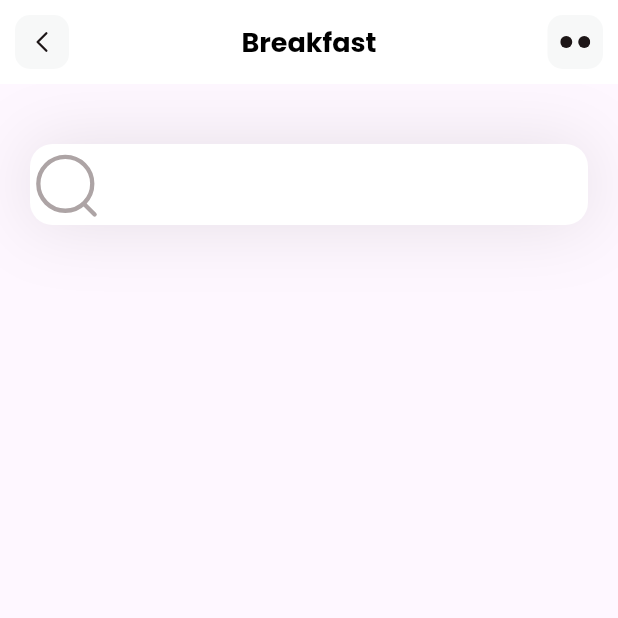
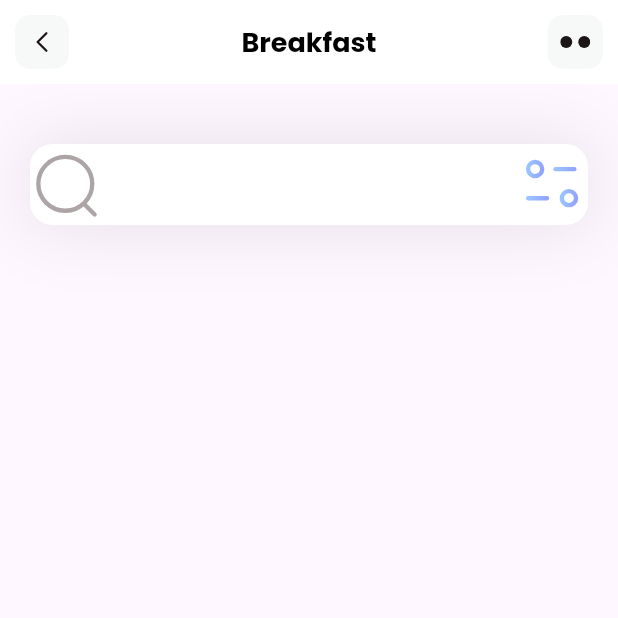
Before and after one commit to WasiKhann/Food-Flutter-App, a Flutter app: the screen it shows after launch, on a phone screen of 412 x 824 dp, the top half of it. Run offline on Flutter 3.47's test engine with Material 3 defaults, Android fonts, the phone set to English and light mode, and no system bars; our stand-ins replace flutter_svg.

Commit message:
just testing commit..

```diff
--- a/lib/pages/home.dart
+++ b/lib/pages/home.dart
@@ -27,6 +27,7 @@ class HomePage extends StatelessWidget {
                 fillColor: Colors.white,
                 contentPadding: EdgeInsets.all(15),
                 prefixIcon: SvgPicture.asset('assets/icons/Search.svg'),
+                suffixIcon: SvgPicture.asset('assets/icons/Filter.svg'),
                 border: OutlineInputBorder(
                   borderRadius: BorderRadius.circular(15),
                   borderSide: BorderSide.none,
```
